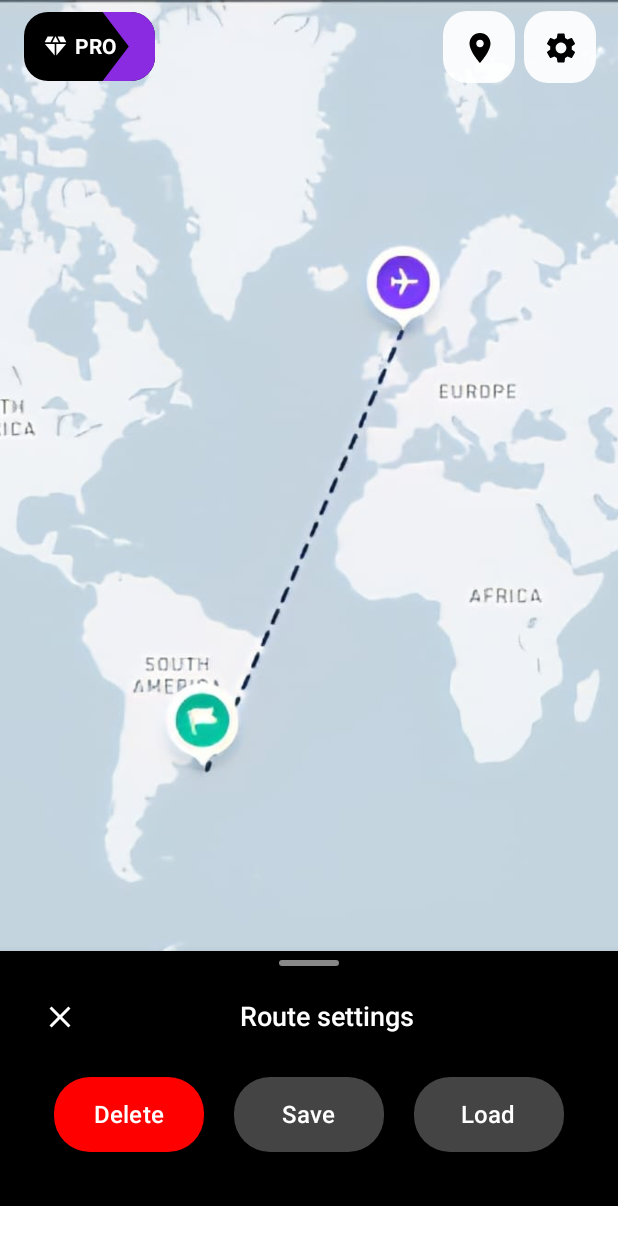
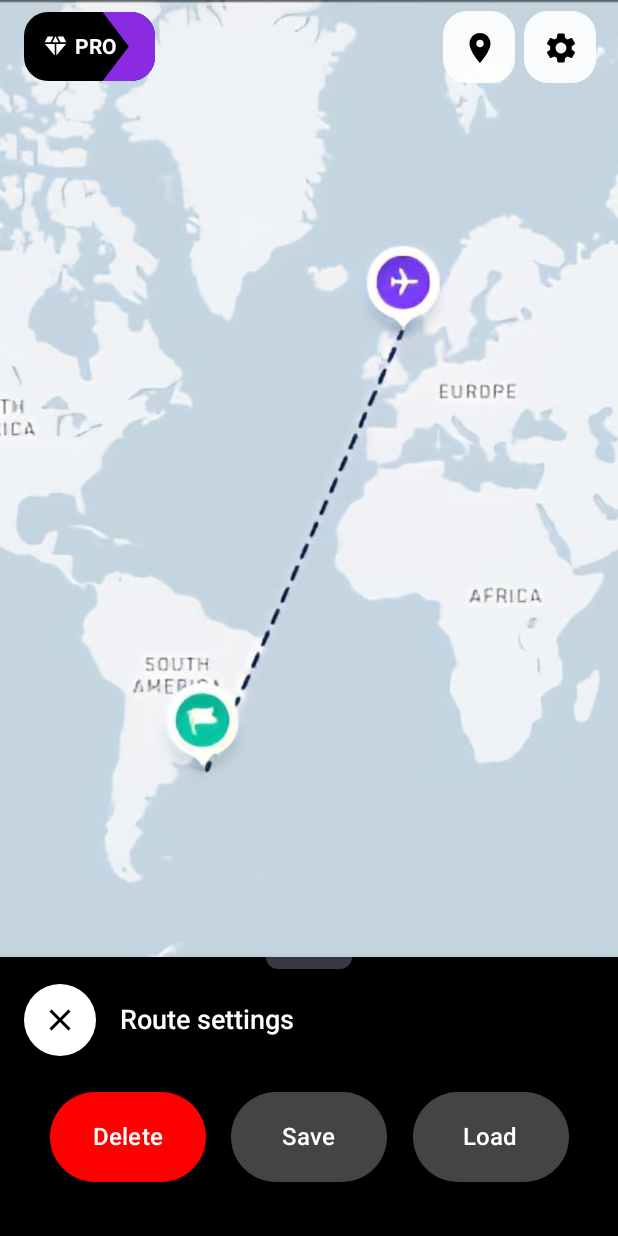
Before and after one commit to Rabeeheee/Lascade_Machine_Test, an Android app built with Jetpack Compose: the screen it shows after launch (MainActivity), after a tap on "Menu", on a phone screen of 412 x 824 dp. Run offline under Robolectric (Android 15) with nearby library versions, the phone set to English and light mode, and no system bars.

Commit message:
Created Route settings in bottom sheet

```diff
--- a/app/src/main/java/com/example/lascade_machine_test/components/bottom_sheet_components/CustomBottomSheet.kt
+++ b/app/src/main/java/com/example/lascade_machine_test/components/bottom_sheet_components/CustomBottomSheet.kt
@@ -2,6 +2,9 @@ package com.example.lascade_machine_test.components.bottom_sheet_components
 
 import androidx.compose.foundation.background
 import androidx.compose.foundation.layout.*
+import androidx.compose.foundation.layout.Arrangement
+import androidx.compose.foundation.lazy.LazyRow
+import androidx.compose.foundation.lazy.rememberLazyListState
 import androidx.compose.foundation.shape.RoundedCornerShape
 import androidx.compose.material.icons.Icons
 import androidx.compose.material.icons.filled.Add
@@ -14,6 +17,7 @@ import androidx.compose.material3.Icon
 import androidx.compose.material3.IconButton
 import androidx.compose.material3.Text
 import androidx.compose.runtime.Composable
+import androidx.compose.runtime.LaunchedEffect
 import androidx.compose.runtime.getValue
 import androidx.compose.runtime.mutableStateOf
 import androidx.compose.runtime.remember
@@ -21,6 +25,7 @@ import androidx.compose.runtime.setValue
 import androidx.compose.ui.Alignment
 import androidx.compose.ui.Modifier
 import androidx.compose.ui.graphics.Color
+import androidx.compose.ui.platform.LocalConfiguration
 import androidx.compose.ui.text.font.FontWeight
 import androidx.compose.ui.unit.dp
 import androidx.compose.ui.unit.sp
@@ -28,32 +33,52 @@ import androidx.compose.ui.unit.sp
 @Composable
 fun CustomBottomSheet() {
     var isMenuOpen by remember { mutableStateOf(false) }
+    val lazyListState = rememberLazyListState()
+    val screenWidth = LocalConfiguration.current.screenWidthDp.dp
+
+    // Animate to the correct position when menu state changes
+    LaunchedEffect(isMenuOpen) {
+        if (isMenuOpen) {
+            lazyListState.animateScrollToItem(1) // Scroll to second item (route settings)
+        } else {
+            lazyListState.animateScrollToItem(0) // Scroll to first item (default content)
+        }
+    }
 
     Column(
         modifier = Modifier
             .fillMaxWidth()
             .background(Color.Black)
-            .padding(horizontal = 16.dp, vertical = 6.dp) // Further reduced vertical padding
+            .padding(start = 16.dp, end = 16.dp, bottom = 16.dp)
     ) {
+//        Spacer(modifier = Modifier.height(5.dp))
         // Drag handle at the top center
         Box(
             modifier = Modifier
-                .width(40.dp)
-                .height(4.dp)
-                .background(Color.Gray, shape = RoundedCornerShape(2.dp))
+                .width(57.dp)
+                .height(8.dp)
+                .background(Color(0xFF35383F), shape = RoundedCornerShape(bottomStart = 10.dp, bottomEnd = 10.dp))
                 .align(Alignment.CenterHorizontally)
         )
 
-        Spacer(modifier = Modifier.height(10.dp)) // Reduced spacing after drag handle
+        Spacer(modifier = Modifier.height(10.dp))
 
-        AnimatedBottomSheetContent(
-            isMenuOpen = isMenuOpen,
-            defaultContent = {
+        // LazyRow with two pages
+        LazyRow(
+            state = lazyListState,
+            modifier = Modifier.fillMaxWidth(),
+            userScrollEnabled = false // Disable manual scrolling
+        ) {
+            // Default content page
+            item {
+                Column(
+                    modifier = Modifier.width(screenWidth - 32.dp) // Full width minus padding
+                ) {
                     // Top row with three dots, title, and plus icon
                     Row(
                         modifier = Modifier
                             .fillMaxWidth()
-                        .padding(bottom = 16.dp), // Reduced padding
+                            .padding(bottom = 16.dp),
                         horizontalArrangement = Arrangement.SpaceBetween,
                         verticalAlignment = Alignment.CenterVertically
                     ) {
@@ -86,18 +111,18 @@ fun CustomBottomSheet() {
                         )
                     }
 
-                Spacer(modifier = Modifier.height(16.dp)) // Reduced spacing
+                    Spacer(modifier = Modifier.height(15.dp))
 
                     // Create video button
                     Button(
                         onClick = { /* Handle Create Video */ },
                         modifier = Modifier
                             .fillMaxWidth()
-                        .height(56.dp),
+                            .height(60.dp),
                         colors = ButtonDefaults.buttonColors(
                             containerColor = Color.White
                         ),
-                    shape = RoundedCornerShape(24.dp)
+                        shape = RoundedCornerShape(30.dp)
                     ) {
                         Row(
                             modifier = Modifier.fillMaxWidth(),
@@ -118,33 +143,42 @@ fun CustomBottomSheet() {
                         }
                     }
 
-                Spacer(modifier = Modifier.height(30.dp)) // Perfect spacing under button
-            },
-            routeSettingsContent = {
-                // Route settings content
+                    Spacer(modifier = Modifier.height(20.dp))
+                }
+            }
+
+            // Route settings content page
+            item {
+                Column(
+                    modifier = Modifier.width(screenWidth - 32.dp) // Full width minus padding
+                ) {
+                    // Route settings header
                     Row(
                         modifier = Modifier.fillMaxWidth(),
-                    horizontalArrangement = Arrangement.SpaceBetween,
+                        horizontalArrangement = Arrangement.Start,
                         verticalAlignment = Alignment.CenterVertically
                     ) {
+                        Box (modifier = Modifier.background(color = Color.White,RoundedCornerShape(30.dp))){
                             IconButton(onClick = { isMenuOpen = false }) {
                                 Icon(
                                     imageVector = Icons.Filled.Close,
                                     contentDescription = "Close",
-                            tint = Color.White
+                                    tint = Color.Black
                                 )
                             }
+                        }
+                        Spacer(modifier = Modifier.width(16.dp))
                         Text(
                             text = "Route settings",
                             color = Color.White,
                             fontSize = 18.sp,
                             fontWeight = FontWeight.Medium
                         )
-                    Spacer(modifier = Modifier.width(24.dp)) // Placeholder for alignment
                     }
 
-                Spacer(modifier = Modifier.height(16.dp))
+                    Spacer(modifier = Modifier.height(24.dp))
 
+                    // Action buttons row
                     Row(
                         modifier = Modifier.fillMaxWidth(),
                         horizontalArrangement = Arrangement.SpaceEvenly
@@ -152,12 +186,12 @@ fun CustomBottomSheet() {
                         Button(
                             onClick = { /* Handle Delete */ },
                             modifier = Modifier
-                            .width(100.dp)
-                            .height(50.dp),
+                                .width(104.dp)
+                                .height(60.dp),
                             colors = ButtonDefaults.buttonColors(
                                 containerColor = Color.Red
                             ),
-                        shape = RoundedCornerShape(24.dp)
+                            shape = RoundedCornerShape(30.dp)
                         ) {
                             Text(
                                 text = "Delete",
@@ -168,12 +202,12 @@ fun CustomBottomSheet() {
                         Button(
                             onClick = { /* Handle Save */ },
                             modifier = Modifier
-                            .width(100.dp)
-                            .height(50.dp),
+                                .width(104.dp)
+                                .height(60.dp),
                             colors = ButtonDefaults.buttonColors(
                                 containerColor = Color.DarkGray
                             ),
-                        shape = RoundedCornerShape(24.dp)
+                            shape = RoundedCornerShape(30.dp)
                         ) {
                             Text(
                                 text = "Save",
@@ -184,12 +218,12 @@ fun CustomBottomSheet() {
                         Button(
                             onClick = { /* Handle Load */ },
                             modifier = Modifier
-                            .width(100.dp)
-                            .height(50.dp),
+                                .width(104.dp)
+                                .height(60.dp),
                             colors = ButtonDefaults.buttonColors(
                                 containerColor = Color.DarkGray
                             ),
-                        shape = RoundedCornerShape(24.dp)
+                            shape = RoundedCornerShape(30.dp)
                         ) {
                             Text(
                                 text = "Load",
@@ -199,8 +233,9 @@ fun CustomBottomSheet() {
                         }
                     }
 
-                Spacer(modifier = Modifier.height(30.dp))  // Reduced spacing for route settings
-            }
-        )
+                    Spacer(modifier = Modifier.height(20.dp))
                 }
             }
+        }
+    }
+}
--- a/app/src/main/java/com/example/lascade_machine_test/pages/home_screen/HomeScreen.kt
+++ b/app/src/main/java/com/example/lascade_machine_test/pages/home_screen/HomeScreen.kt
@@ -24,7 +24,7 @@ fun HomeScreen() {
     BottomSheetScaffold(
         scaffoldState = scaffoldState,
         sheetContent = { CustomBottomSheet() },
-        sheetPeekHeight = 190.dp, // Optimized height to fit content perfectly
+        sheetPeekHeight = 186.dp, // Optimized height to fit content perfectly
         modifier = Modifier.fillMaxSize(),
         contentColor = androidx.compose.ui.graphics.Color.Transparent,
         backgroundColor = androidx.compose.ui.graphics.Color.Transparent
```
Lines whose indentation alone changed are shown as unchanged.
